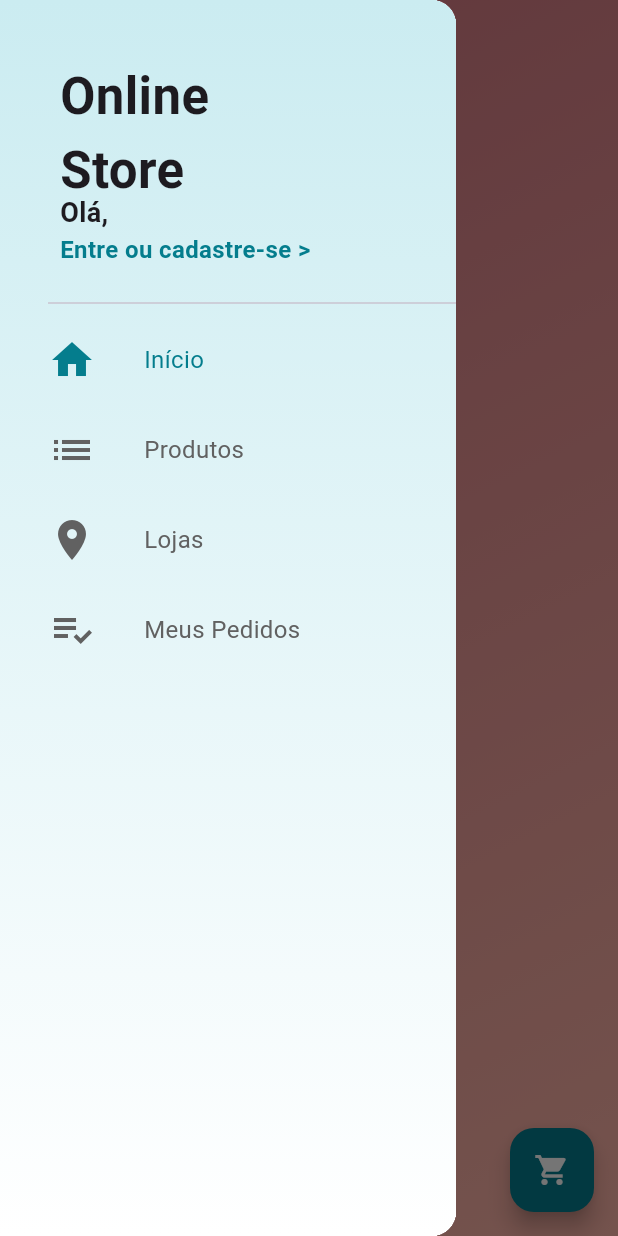
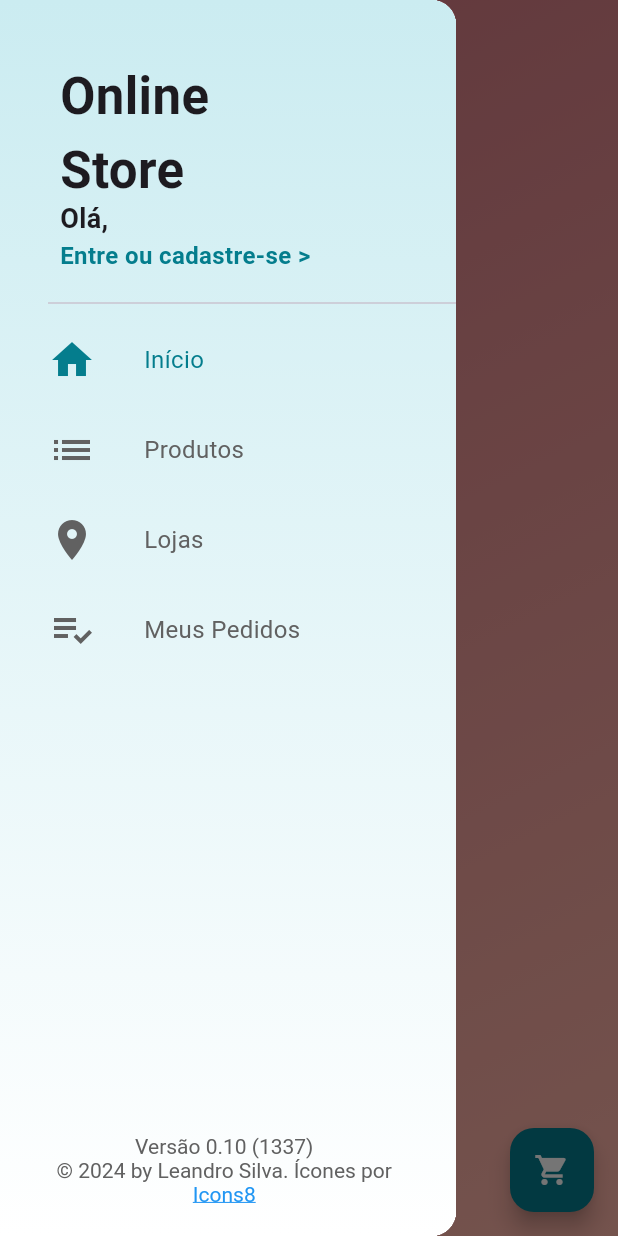
Before and after one commit to leandroadal/online_store, a Flutter app: the screen it shows after launch, with the side drawer open, on a phone screen of 412 x 824 dp. Run offline on Flutter 3.47's test engine with Material 3 defaults, Android fonts, the light colour scheme and no system bars; our stand-ins replace carousel_slider, cloud_firestore, firebase_auth, firebase_core, transparent_image; accounts and stored records are empty.

Commit message:
Add créditos

```diff
--- a/lib/widgets/custom_drawer.dart
+++ b/lib/widgets/custom_drawer.dart
@@ -1,6 +1,9 @@
+import 'package:flutter/gestures.dart';
 import 'package:flutter/material.dart';
+import 'package:flutter/widgets.dart';
 import 'package:online_store/pages/login_page.dart';
 import 'package:scoped_model/scoped_model.dart';
+import 'package:url_launcher/url_launcher.dart';
 
 import '../models/user_model.dart';
 import '../tiles/drawer_tile.dart';
@@ -47,7 +50,7 @@ class CustomDrawer extends StatelessWidget {
                     ),
                     Positioned(
                       left: 0,
-                      bottom: 0,
+                      bottom: -4,
                       child: ScopedModelDescendant<UserModel>(
                         builder: (context, child, model) {
                           return Column(
@@ -118,8 +121,56 @@ class CustomDrawer extends StatelessWidget {
                 controller: pageController,
                 page: 3,
               ),
+              //const Divider(),
+              /*
+              DrawerTile(
+                icon: Icons.info_outline,
+                text: 'Sobre',
+                controller: pageController,
+                page: 4, // Adicione uma nova página para a seção 'Sobre'
+              ),
+              */
+              /*
+              DrawerTile(
+                icon: Icons.settings,
+                text: 'Configurações',
+                controller: pageController,
+                page: 5,
+              ),
+              */
+              //const Divider(),
             ],
-          )
+          ),
+          Align(
+            alignment: Alignment.bottomCenter,
+            child: Padding(
+              padding: const EdgeInsets.only(right: 35, left: 30, bottom: 20),
+              child: RichText(
+                textAlign: TextAlign.center,
+                text: TextSpan(
+                  text:
+                      'Versão 0.10 (1337)\n© 2024 by Leandro Silva. Ícones por ',
+                  style: TextStyle(
+                    color: Colors.grey[700],
+                    fontSize: 14,
+                  ),
+                  children: [
+                    TextSpan(
+                      text: 'Icons8',
+                      style: const TextStyle(
+                        color: Colors.blue,
+                        decoration: TextDecoration.underline,
+                      ),
+                      recognizer: TapGestureRecognizer()
+                        ..onTap = () {
+                          launchUrl(Uri.parse('https://www.icons8.com'));
+                        },
+                    ),
+                  ],
+                ),
+              ),
+            ),
+          ),
         ],
       ),
     );
```
Also changed, not shown: 1 other file.
